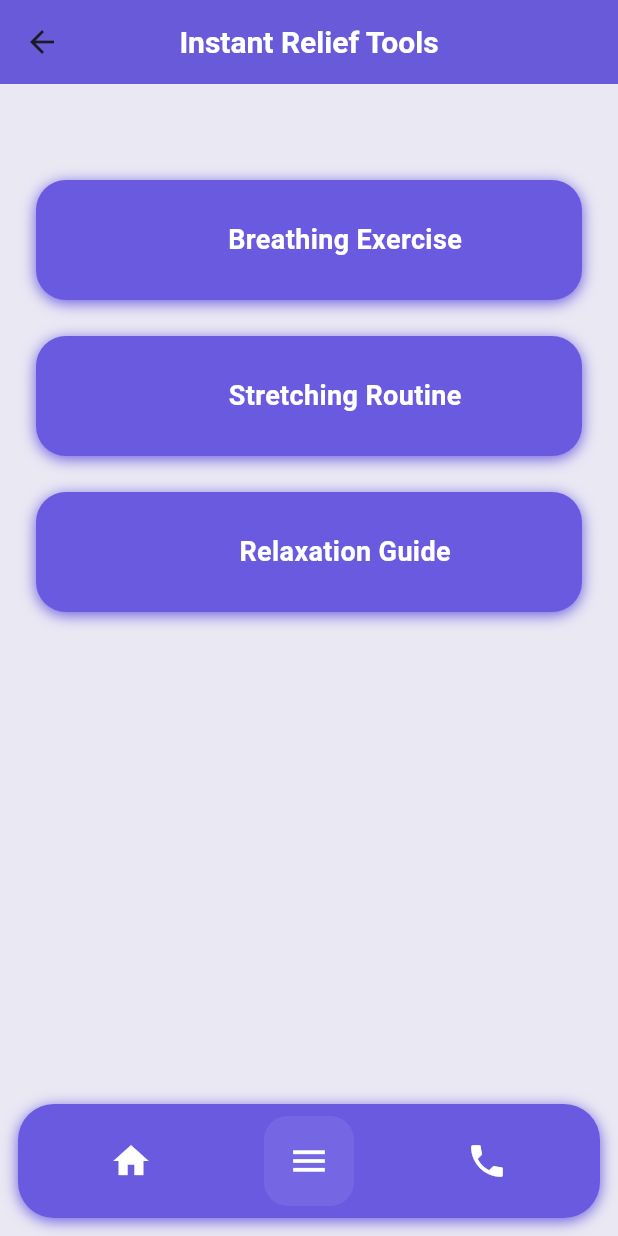
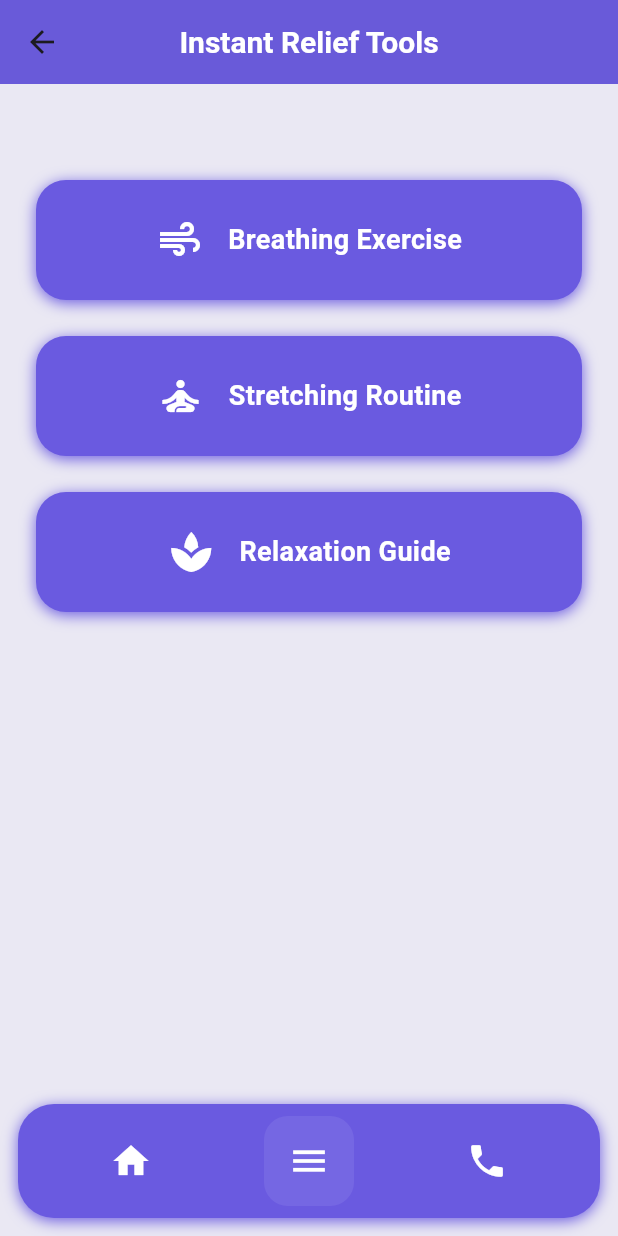
Before and after one commit to lanixiligan/IMSOFTENG-Final-Project-Warmly, a Flutter app: the InstantReliefToolsPage screen opened by its route, on a phone screen of 412 x 824 dp. Run offline on Flutter 3.47's test engine with Material 3 defaults, Android fonts, the phone set to English and light mode, and no system bars; our stand-ins replace firebase_auth, firebase_core, table_calendar; accounts and stored records are empty.

Commit message:
Icon color to white

```diff
--- a/warmly/lib/pages/instant_relief_tools_page.dart
+++ b/warmly/lib/pages/instant_relief_tools_page.dart
@@ -81,7 +81,7 @@ class InstantReliefToolsPage extends StatelessWidget {
           mainAxisAlignment: MainAxisAlignment.center,
           mainAxisSize: MainAxisSize.min,  // Adjusted to better center content
           children: [
-            Icon(icon, color: Color(0xFF6A5AE0), size: 32),  // Increased icon size for prominence
+            Icon(icon, color: Color.fromARGB(255, 255, 255, 255), size: 32),  // Increased icon size for prominence
             const SizedBox(width: 16),  // Increased spacing between icon and text
             Text(
               title,
```
